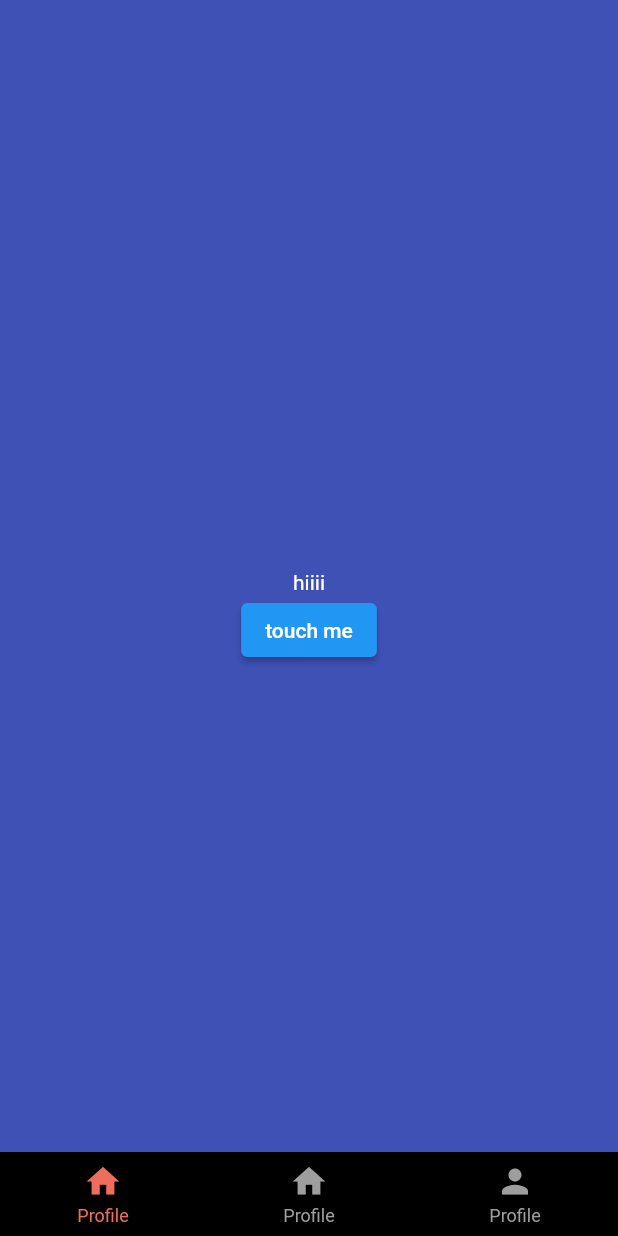
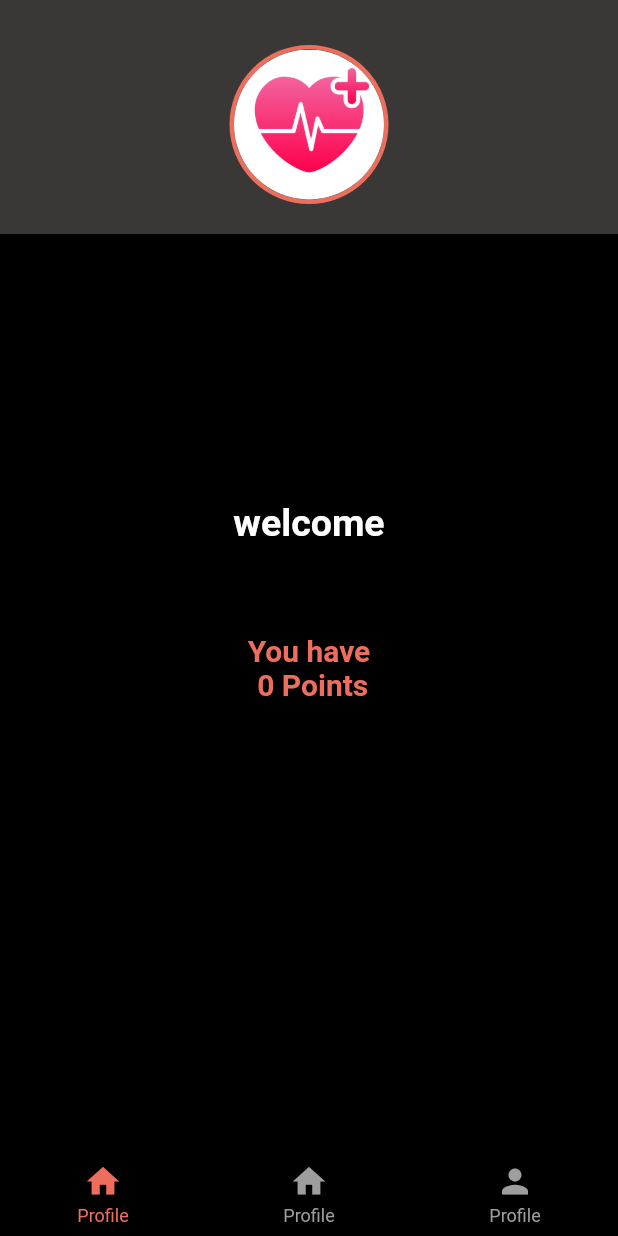
Before and after one commit to ahmadjz/flutter-steps-tracker, a Flutter app: the screen it shows once a user with an empty profile is signed in, on a phone screen of 412 x 824 dp. Run offline on Flutter 3.47's test engine with Material 2 defaults, Android fonts, the phone set to English and light mode, and no system bars; drawn by our look-alikes of persistent_bottom_nav_bar; our stand-ins replace cloud_firestore, firebase_auth, firebase_core, loading_indicator, permission_handler; accounts and stored records are empty.

Commit message:
Create Profile Screen

```diff
--- a/lib/app/home/profile/profile_screen.dart
+++ b/lib/app/home/profile/profile_screen.dart
@@ -1,4 +1,8 @@
 import 'package:flutter/material.dart';
+import 'package:flutter_steps_tracker/services/my_database.dart';
+import 'package:flutter_steps_tracker/utils/colors.dart';
+import 'package:flutter_steps_tracker/widgets/avatar.dart';
+import 'package:provider/provider.dart';
 
 class ProfileScreen extends StatelessWidget {
   const ProfileScreen({super.key, required this.menuScreenContext});
@@ -6,21 +10,61 @@ class ProfileScreen extends StatelessWidget {
 
   @override
   Widget build(BuildContext context) {
-    return Center(
+    return Scaffold(
+      appBar: AppBar(
+        backgroundColor: darkGrey,
+        bottom: PreferredSize(
+          preferredSize: const Size.fromHeight(100),
+          child: Column(
+            children: const <Widget>[
+              Avatar(
+                photoUrl: 'assets/logo.jpg',
+                radius: 50,
+                borderColor: activeColor,
+                borderWidth: 3.0,
+              ),
+              SizedBox(height: 20),
+            ],
+          ),
+        ),
+      ),
+      body: Center(
         child: Column(
           children: [
             Flexible(
-            flex: 2,
+              flex: 1,
               child: Container(),
             ),
-          Text("hiiii"),
-          ElevatedButton(onPressed: () {}, child: Text("touch me")),
+            Consumer<MyDatabase>(
+              builder: (context, myDatabase, _) => Column(
+                children: [
+                  Text(
+                    "welcome\n ${myDatabase.name}",
+                    style: const TextStyle(
+                        fontWeight: FontWeight.bold, fontSize: 25),
+                    textAlign: TextAlign.center,
+                  ),
+                  const SizedBox(
+                    height: 30,
+                  ),
+                  Text(
+                    "You have\n ${myDatabase.points} Points",
+                    style: const TextStyle(
+                        fontWeight: FontWeight.bold,
+                        fontSize: 20,
+                        color: activeColor),
+                    textAlign: TextAlign.center,
+                  )
+                ],
+              ),
+            ),
             Flexible(
               flex: 2,
               child: Container(),
             ),
           ],
         ),
+      ),
     );
   }
 }
```
Lines whose indentation alone changed are shown as unchanged.
